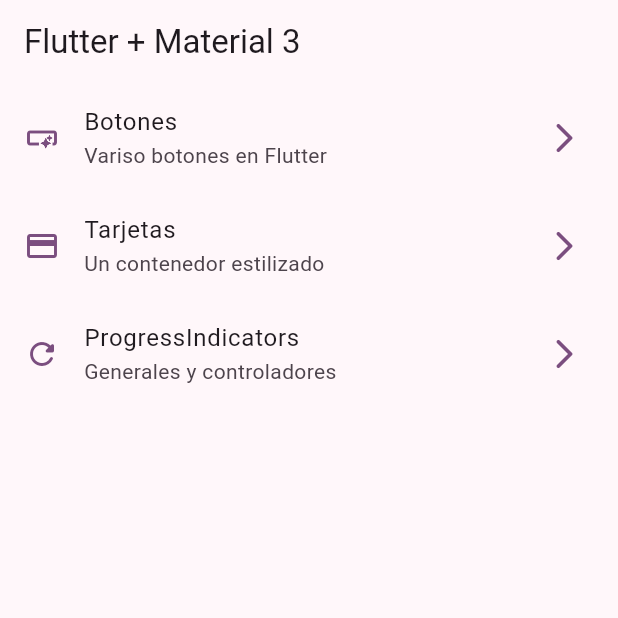
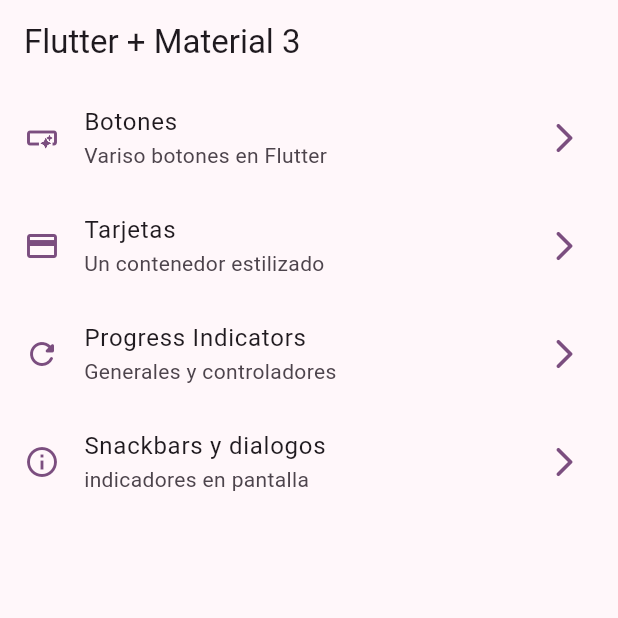
Before and after one commit to dcavadiam/widgets-app, a Flutter app: the screen it shows after launch, on a phone screen of 412 x 824 dp, the top half of it. Run offline on Flutter 3.47's test engine with Material 3 defaults, Android fonts, the phone set to English and light mode, and no system bars; our stand-ins replace go_router.

Commit message:
snackbars dialogs finished

```diff
--- a/lib/config/menu/menu_items.dart
+++ b/lib/config/menu/menu_items.dart
@@ -27,8 +27,13 @@ const appMenuItems = <MenuItem>[
     icon: Icons.credit_card,
   ),
   MenuItem(
-      title: 'ProgressIndicators',
+      title: 'Progress Indicators',
       subTitle: 'Generales y controladores',
       link: '/progress',
-      icon: Icons.refresh_rounded)
+      icon: Icons.refresh_rounded),
+  MenuItem(
+      title: 'Snackbars y dialogos',
+      subTitle: 'indicadores en pantalla',
+      link: '/snackbars',
+      icon: Icons.info_outline),
 ];
--- a/lib/config/router/app_router.dart
+++ b/lib/config/router/app_router.dart
@@ -26,5 +26,10 @@ final appRouter = GoRouter(
       name: ProgressScreen.routeName,
       builder: (context, state) => const ProgressScreen(),
     ),
+    GoRoute(
+      path: '/snackbars',
+      name: SnackbarsScreen.routeName,
+      builder: (context, state) => const SnackbarsScreen(),
+    ),
   ],
 );
--- a/lib/main.dart
+++ b/lib/main.dart
@@ -12,6 +12,7 @@ class MainApp extends StatelessWidget {
   @override
   Widget build(BuildContext context) {
     return MaterialApp.router(
+      title: 'Flutter Widgets',
       routerConfig: appRouter,
       debugShowCheckedModeBanner: false,
       theme: AppTheme(selectedcolor: 3).getColor(),
```
Also changed, not shown: lib/presentation/screens/snackbar/snackbar_screen.dart (+71 -3 lines).
